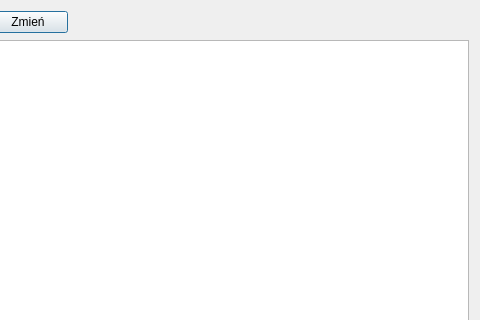
This is ui/edytujlige.ui in KacperHulek/Multiliga as Qt 5 draws it before an edit; both pictures show x 282 to 762 and y 0 to 320 of the 762 by 654 pixel window. The edited form follows.
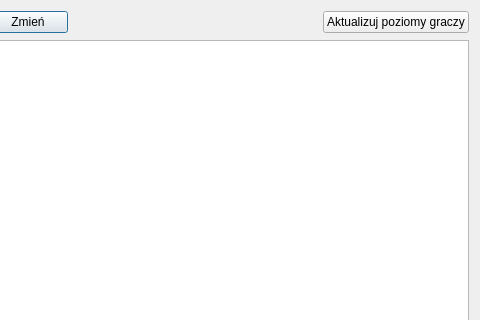
This is the edited form.

The edit to the form file:
```diff
--- a/ui/edytujlige.ui
+++ b/ui/edytujlige.ui
@@ -58,6 +58,13 @@
          </property>
         </spacer>
        </item>
+       <item>
+        <widget class="QPushButton" name="aktualizujPoziomyButton">
+         <property name="text">
+          <string>Aktualizuj poziomy graczy</string>
+         </property>
+        </widget>
+       </item>
       </layout>
      </item>
      <item>
```
